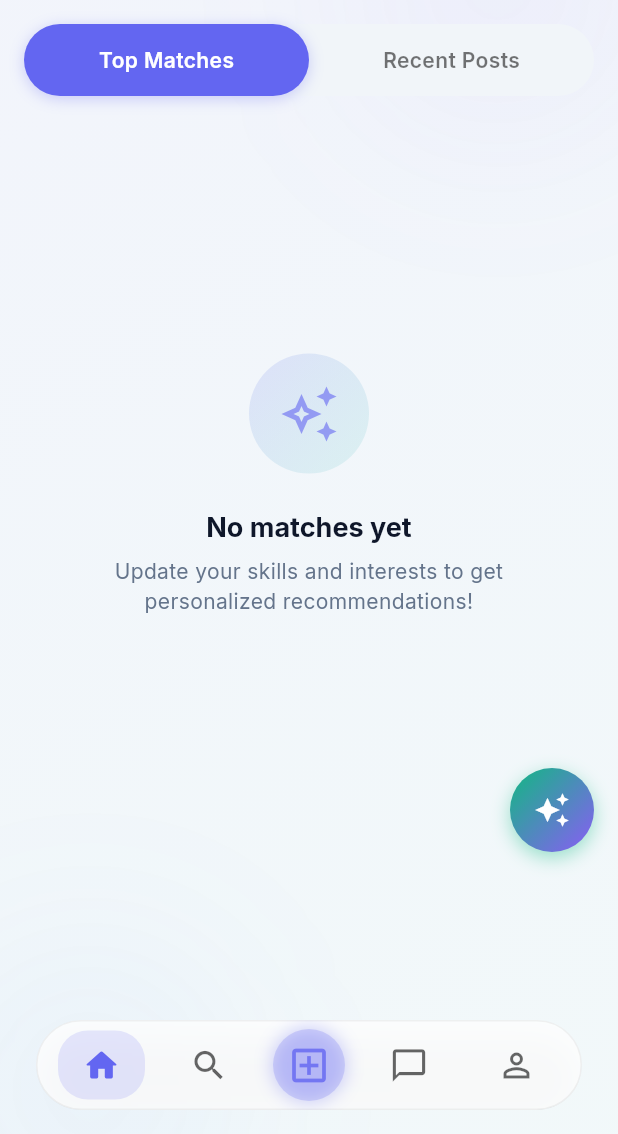
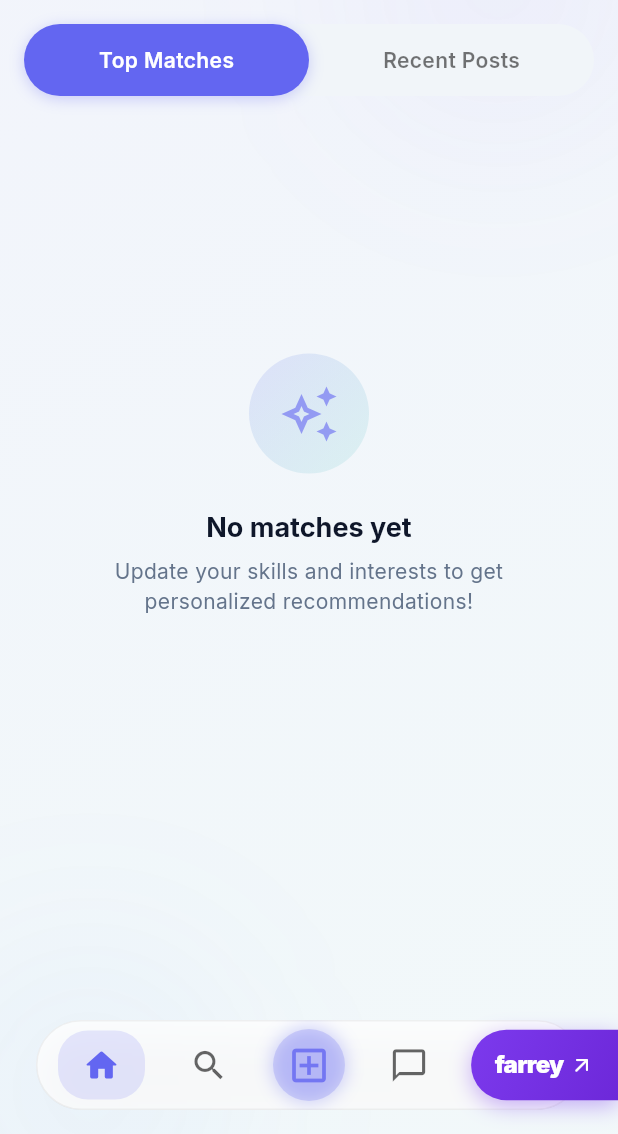
Before and after one commit to ArjunRajputGLA/Skill-Shift, a Flutter app: the MainLayout screen opened directly, on a phone screen of 412 x 824 dp, the part 102-1236 px from its top. Run offline on Flutter 3.47's test engine with Material 3 defaults, Android fonts, the phone set to English and light mode, and no system bars; our stand-ins replace audioplayers, cloud_firestore, file_picker, firebase_auth, firebase_core, firebase_messaging and 9 more; missing offline and left inert: record, syncfusion_flutter_pdfviewer; accounts and stored records are empty.

Commit message:
Update Farrey entry widget to a static flush tag matching reference design

```diff
--- a/lib/farrey/widgets/farrey_entry_widget.dart
+++ b/lib/farrey/widgets/farrey_entry_widget.dart
@@ -1,105 +1,58 @@
-import 'dart:ui';
 import 'package:flutter/material.dart';
-import '../theme/farrey_colors.dart';
 import '../screens/farrey_main_layout.dart';
 
-class FarreyEntryWidget extends StatefulWidget {
+class FarreyEntryWidget extends StatelessWidget {
   const FarreyEntryWidget({super.key});
 
   @override
-  State<FarreyEntryWidget> createState() => _FarreyEntryWidgetState();
-}
-
-class _FarreyEntryWidgetState extends State<FarreyEntryWidget> with SingleTickerProviderStateMixin {
-  bool _isExpanded = false;
-
-  @override
   Widget build(BuildContext context) {
-    return Column(
-      mainAxisSize: MainAxisSize.min,
-      crossAxisAlignment: CrossAxisAlignment.end,
-      children: [
-        if (_isExpanded)
-          Padding(
-            padding: const EdgeInsets.only(bottom: 16.0),
-            child: GestureDetector(
+    return GestureDetector(
       onTap: () {
-                setState(() => _isExpanded = false);
         Navigator.of(context).push(
           MaterialPageRoute(builder: (_) => const FarreyMainLayout()),
         );
       },
-              child: ClipRRect(
-                borderRadius: BorderRadius.circular(20),
-                child: BackdropFilter(
-                  filter: ImageFilter.blur(sigmaX: 10, sigmaY: 10),
       child: Container(
-                    padding: const EdgeInsets.symmetric(horizontal: 24, vertical: 12),
-                    decoration: BoxDecoration(
-                      color: FarreyColors.surface.withValues(alpha: 0.8),
-                      borderRadius: BorderRadius.circular(20),
-                      border: Border.all(color: FarreyColors.primary.withValues(alpha: 0.3)),
+        padding: const EdgeInsets.symmetric(horizontal: 16, vertical: 12),
+        decoration: const BoxDecoration(
+          gradient: LinearGradient(
+            colors: [Color(0xFF7C3AED), Color(0xFF6D28D9)], // Vibrant purple
+            begin: Alignment.topLeft,
+            end: Alignment.bottomRight,
+          ),
+          borderRadius: BorderRadius.only(
+            topLeft: Radius.circular(24),
+            bottomLeft: Radius.circular(24),
+          ),
           boxShadow: [
             BoxShadow(
-                          color: FarreyColors.primary.withValues(alpha: 0.2),
-                          blurRadius: 15,
-                          offset: const Offset(0, 4),
+              color: Color(0x667C3AED),
+              blurRadius: 12,
+              offset: Offset(0, 4),
             ),
           ],
         ),
         child: Row(
           mainAxisSize: MainAxisSize.min,
-                      children: [
-                        const Icon(Icons.library_books, color: FarreyColors.primary),
-                        const SizedBox(width: 8),
+          children: const [
             Text(
-                          'Enter Farrey',
+              'farrey',
               style: TextStyle(
-                            color: FarreyColors.textPrimary,
-                            fontWeight: FontWeight.bold,
+                color: Colors.white,
+                fontWeight: FontWeight.w900, // Extra bold
                 fontSize: 16,
+                letterSpacing: -0.5,
               ),
+            ),
+            SizedBox(width: 4),
+            Icon(
+              Icons.arrow_outward_rounded,
+              color: Colors.white,
+              size: 16,
             ),
           ],
         ),
       ),
-                ),
-              ),
-            ),
-          ),
-        GestureDetector(
-          onTap: () {
-            setState(() {
-              _isExpanded = !_isExpanded;
-            });
-          },
-          child: Container(
-            width: 56,
-            height: 56,
-            decoration: BoxDecoration(
-              gradient: const LinearGradient(
-                colors: [FarreyColors.primary, FarreyColors.secondary],
-                begin: Alignment.topLeft,
-                end: Alignment.bottomRight,
-              ),
-              shape: BoxShape.circle,
-              boxShadow: [
-                BoxShadow(
-                  color: FarreyColors.primary.withValues(alpha: 0.4),
-                  blurRadius: 10,
-                  offset: const Offset(0, 4),
-                ),
-              ],
-            ),
-            child: Center(
-              child: Icon(
-                _isExpanded ? Icons.close : Icons.auto_awesome,
-                color: Colors.white,
-              ),
-            ),
-          ),
-        ),
-      ],
     );
   }
 }
--- a/lib/screens/main_layout.dart
+++ b/lib/screens/main_layout.dart
@@ -137,7 +137,10 @@ class MainLayoutState extends State<MainLayout> {
         ),
       ),
       bottomNavigationBar: SafeArea(
-        child: Padding(
+        child: Stack(
+          alignment: Alignment.centerRight,
+          children: [
+            Padding(
               padding: const EdgeInsets.symmetric(
                 horizontal: AppSpacing.xxl,
                 vertical: AppSpacing.lg,
@@ -149,10 +152,9 @@ class MainLayoutState extends State<MainLayout> {
                 onTap: _onTabTapped,
               ),
             ),
+            const FarreyEntryWidget(), // Sits flush on the right edge
+          ],
         ),
-      floatingActionButton: const Padding(
-        padding: EdgeInsets.only(bottom: 80.0), // Above the custom bottom nav
-        child: FarreyEntryWidget(),
       ),
     );
   }
```
Lines whose indentation alone changed are shown as unchanged.
